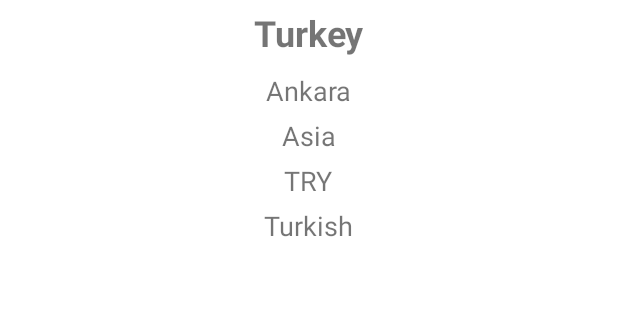
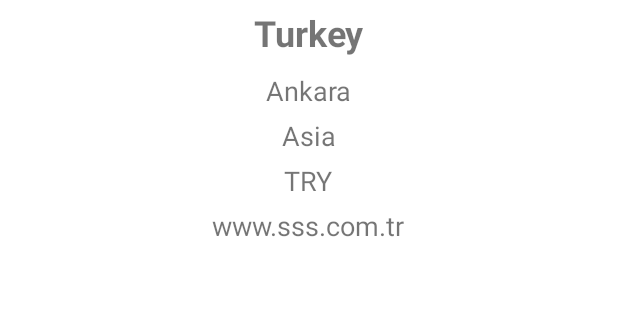
Before and after one commit to enveramil/CountriesApp, an Android app: the CountryDetailsFragment screen opened through its navigation route, on a phone screen of 412 x 824 dp, the part 384-704 px from its top. Run offline under Robolectric (Android 15) with nearby library versions, the phone set to English and light mode, and no system bars; our stand-ins replace RxJava, data binding; network calls fail.

Commit message:
Retrofit, RxJava, API, Service, Refresh Layout doneclear!

```diff
--- a/app/src/main/AndroidManifest.xml
+++ b/app/src/main/AndroidManifest.xml
@@ -2,6 +2,8 @@
 <manifest xmlns:android="http://schemas.android.com/apk/res/android"
     xmlns:tools="http://schemas.android.com/tools"
     package="com.enveramil.listedcountriesinformation">
+
+    <uses-permission android:name="android.permission.INTERNET"/>
 
     <application
         android:allowBackup="true"
--- a/app/src/main/java/com/enveramil/listedcountriesinformation/model/Model.kt
+++ b/app/src/main/java/com/enveramil/listedcountriesinformation/model/Model.kt
@@ -1,9 +1,25 @@
 package com.enveramil.listedcountriesinformation.model
 
-data class Model(val countryName : String?,
-                   val capitalName : String?,
-                   val regionName : String?,
-                   val currencyName : String?,
-                   val languageName : String?,
-                   val imageUrl : String?
+import com.google.gson.annotations.SerializedName
+
+data class Model(
+
+    @SerializedName("name")
+    val countryName : String?,
+
+    @SerializedName("capital")
+    val capitalName : String?,
+
+    @SerializedName("region")
+    val regionName : String?,
+
+    @SerializedName("currency")
+    val currencyName : String?,
+
+    @SerializedName("flag")
+    val imageUrl : String?,
+
+    @SerializedName("language")
+    val languageName : String?
+
                    )
--- /dev/null
+++ b/app/src/main/java/com/enveramil/listedcountriesinformation/service/CountryAPI.kt
@@ -0,0 +1,11 @@
+package com.enveramil.listedcountriesinformation.service
+
+import com.enveramil.listedcountriesinformation.model.Model
+import io.reactivex.Single
+import retrofit2.http.GET
+
+interface CountryAPI {
+
+    @GET("atilsamancioglu/IA19-DataSetCountries/master/countrydataset.json")
+    fun getCountries() : Single<List<Model>>
+}
--- /dev/null
+++ b/app/src/main/java/com/enveramil/listedcountriesinformation/service/CountryAPIService.kt
@@ -0,0 +1,21 @@
+package com.enveramil.listedcountriesinformation.service
+
+import com.enveramil.listedcountriesinformation.model.Model
+import io.reactivex.Single
+import retrofit2.Retrofit
+import retrofit2.adapter.rxjava2.RxJava2CallAdapterFactory
+import retrofit2.converter.gson.GsonConverterFactory
+
+class CountryAPIService {
+    private val BASE_URL = "https://raw.githubusercontent.com/"
+    private val api = Retrofit.Builder()
+        .baseUrl(BASE_URL)
+        .addConverterFactory(GsonConverterFactory.create())
+        .addCallAdapterFactory(RxJava2CallAdapterFactory.create())
+        .build()
+        .create(CountryAPI::class.java)
+
+    fun getData() : Single<List<Model>>{
+        return api.getCountries()
+    }
+}
--- a/app/src/main/java/com/enveramil/listedcountriesinformation/view/CountryListedFragment.kt
+++ b/app/src/main/java/com/enveramil/listedcountriesinformation/view/CountryListedFragment.kt
@@ -40,6 +40,16 @@ class CountryListedFragment : Fragment() {
         recyclerView.layoutManager = LinearLayoutManager(context)
         recyclerView.adapter = countryAdapter
         observeLiveData()
+        swipeRefreshLayout.setOnRefreshListener {
+            recyclerView.visibility = View.GONE
+            errorMessage.visibility = View.GONE
+
+            loadingData.visibility = View.VISIBLE
+            viewModel.refreshData()
+            swipeRefreshLayout.isRefreshing = false
+        }
+
+
     }
 
     fun observeLiveData(){
--- a/app/src/main/java/com/enveramil/listedcountriesinformation/viewmodel/CountryListedViewModel.kt
+++ b/app/src/main/java/com/enveramil/listedcountriesinformation/viewmodel/CountryListedViewModel.kt
@@ -3,21 +3,51 @@ package com.enveramil.listedcountriesinformation.viewmodel
 import androidx.lifecycle.MutableLiveData
 import androidx.lifecycle.ViewModel
 import com.enveramil.listedcountriesinformation.model.Model
+import com.enveramil.listedcountriesinformation.service.CountryAPIService
+import io.reactivex.android.schedulers.AndroidSchedulers
+import io.reactivex.disposables.CompositeDisposable
+import io.reactivex.observers.DisposableSingleObserver
+import io.reactivex.schedulers.Schedulers
 
 class CountryListedViewModel : ViewModel() {
+    // internetten veri indirdikçe disposable içerisine atılmaktadır.
+
+
+    private val countryAPIService = CountryAPIService()
+    private val disposable = CompositeDisposable()
+
+
+
     val countries = MutableLiveData<List<Model>>()
     val errorMessage = MutableLiveData<Boolean>()
     val loadingCountry = MutableLiveData<Boolean>()
 
-    fun refreshData(){
-        val country = Model("Turkey","Ankara","Asia","TRY","Turkish","www.ss.com")
-        val country2 = Model("Germany","Berlin","Europe","EUR","Turkish","www.ss.com")
-        val country3 = Model("Italy","Ankara","Europe","TRY","Turkish","www.ss.com")
+    fun refreshData(){ getDataFromAPI()}
 
-        val listOfCountries = arrayListOf<Model>(country,country2,country3)
-        countries.value = listOfCountries
-        errorMessage.value = false
-        loadingCountry.value = false
+    private fun getDataFromAPI(){
+        loadingCountry.value = true
+        disposable.add(
+            countryAPIService.getData()
+                .subscribeOn(Schedulers.newThread())
+                .observeOn(AndroidSchedulers.mainThread())
+                .subscribeWith(object : DisposableSingleObserver<List<Model>>(){
+                    override fun onSuccess(t: List<Model>) {
+                        countries.value = t
+                        errorMessage.value = false
+                        loadingCountry.value = false
+                    }
+
+                    override fun onError(e: Throwable) {
+                        loadingCountry.value = false
+                        errorMessage.value = true
+                        e.printStackTrace()
+                    }
+
+                })
+        )
+
     }
 
+
+
 }
```
